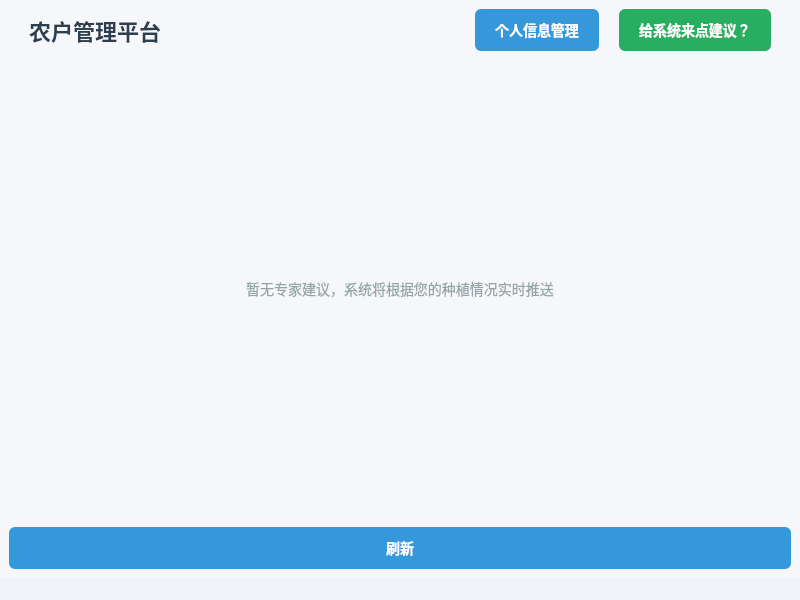
Qt form farmerwindow.ui (wangyl6636/SmartAgriculture) before a commit.
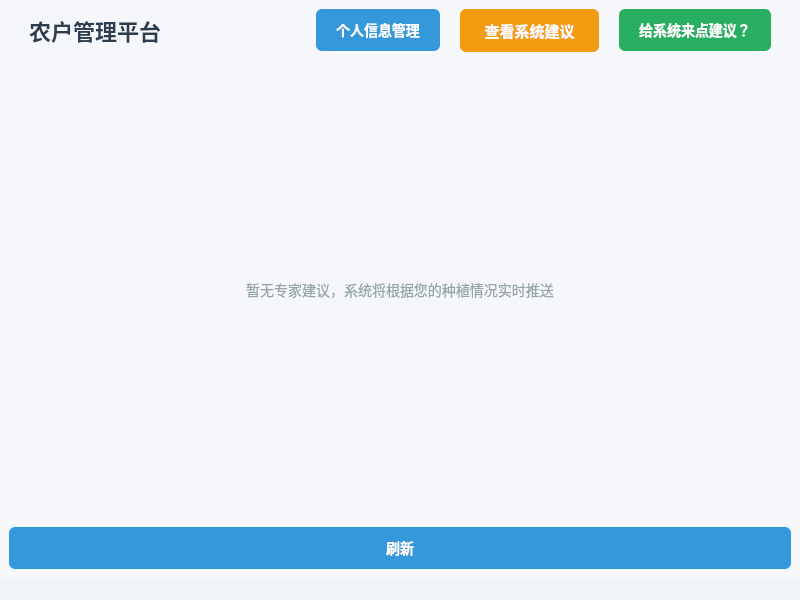
The same form after that commit.

What changed in the file:
```diff
--- a/farmerwindow.ui
+++ b/farmerwindow.ui
@@ -85,6 +85,36 @@
         </property>
        </widget>
       </item>
+      <item>
+       <widget class="QPushButton" name="viewSystemAdviceButton">
+        <property name="styleSheet">
+         <string>
+            QPushButton {
+              background-color: #f39c12;
+              color: white;
+              border-radius: 6px;
+              padding: 10px 24px;
+              font-size: 15px;
+              font-weight: bold;
+              border: none;
+              box-shadow: 0 2px 8px #f8c471;
+            }
+            QPushButton:hover {
+              background-color: #e67e22;
+            }
+            QPushButton:pressed {
+              background-color: #ca7c1b;
+            }
+          </string>
+        </property>
+        <property name="text">
+         <string>查看系统建议</string>
+        </property>
+        <property name="toolTip">
+         <string>点击查看系统为您推送的建议</string>
+        </property>
+       </widget>
+      </item>
       <item>
        <widget class="QPushButton" name="suggestButton">
         <property name="styleSheet">
```
